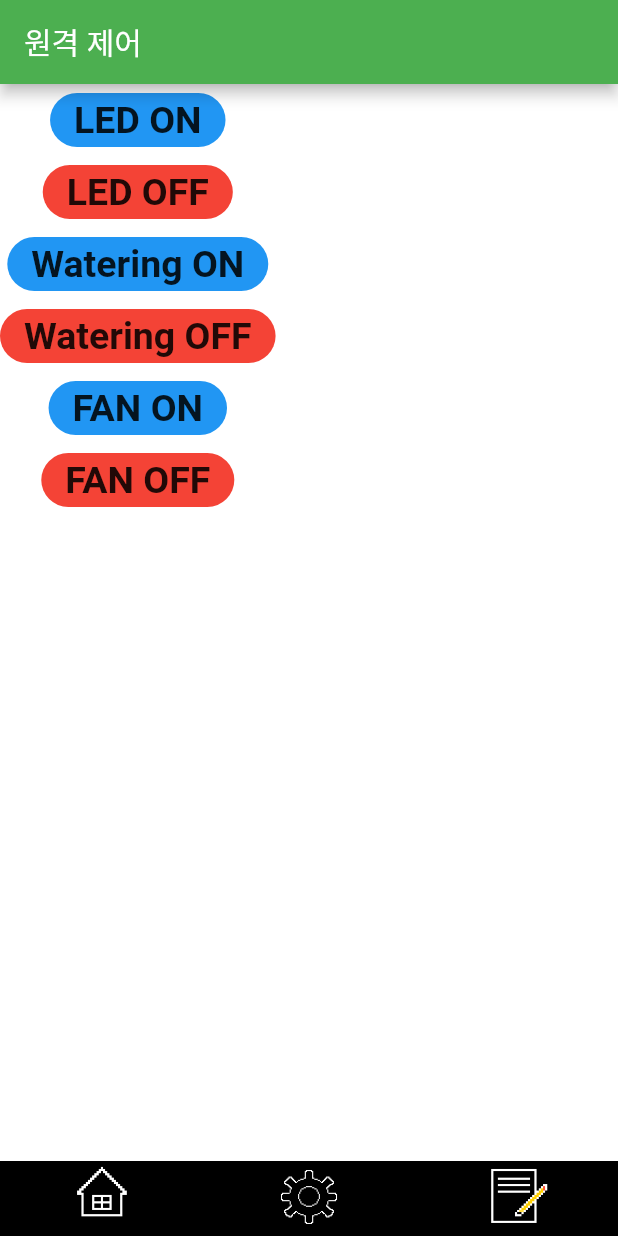
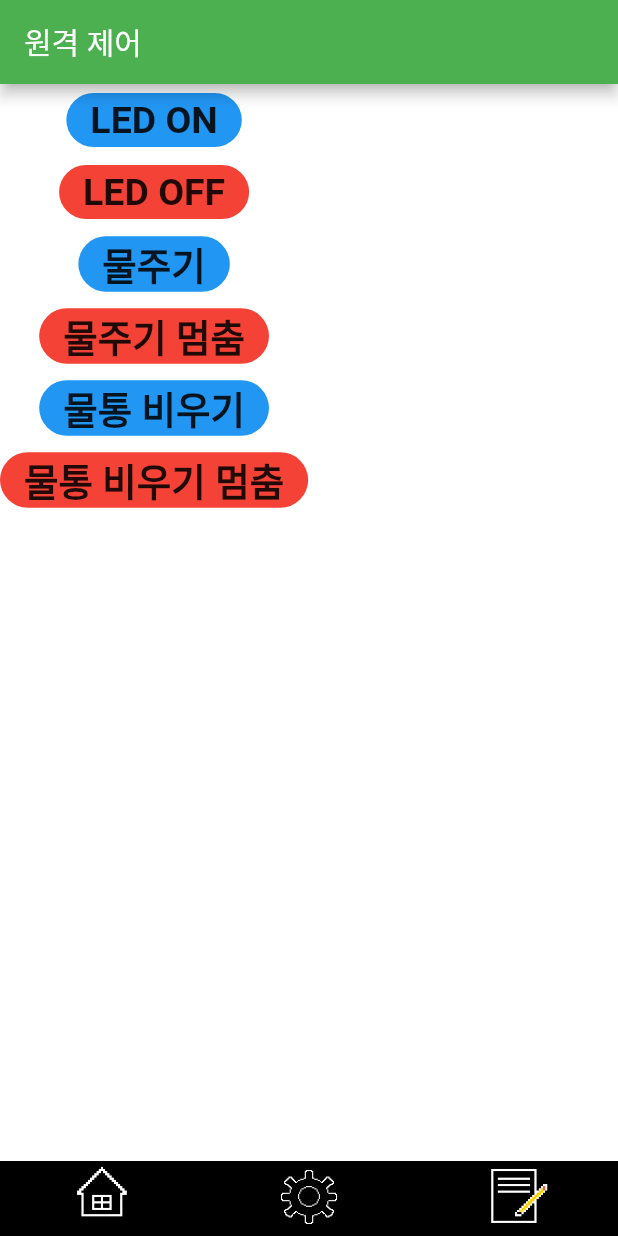
Before and after one commit to mahns1201/SmartHomeGardening, a Flutter app: the screen it shows after launch, item 2 of the bottom bar chosen, on a phone screen of 412 x 824 dp. Run offline on Flutter 3.47's test engine with Material 2 defaults, Android fonts, the phone set to English and light mode, and no system bars; our stand-ins replace firebase_core, firebase_database; accounts and stored records are empty.

```diff
--- a/application/arduino_farm/lib/screen/control.dart
+++ b/application/arduino_farm/lib/screen/control.dart
@@ -33,25 +33,25 @@ class _ControlState extends State<Control> {
   void watering_on() async {
     await DBref
         .child("WATERING_STATUS")
-        .update({'DATA': 'TRUE'});
+        .update({'DATA': 'ON'});
   }
 
   void watering_off() async {
     await DBref
         .child("WATERING_STATUS")
-        .update({'DATA': 'FALSE'});
+        .update({'DATA': 'OFF'});
   }
 
-  void fan_on() async {
+  void drain_water_on() async {
     await DBref
-        .child("FAN_STATUS")
-        .update({'DATA': 'TRUE'});
+        .child("BOTTLE_STATUS")
+        .update({'DATA': 'ON'});
   }
 
-  void fan_off() async {
+  void drain_water_off() async {
     await DBref
-        .child("FAN_STATUS")
-        .update({'DATA': 'FALSE'});
+        .child("BOTTLE_STATUS")
+        .update({'DATA': 'OFF'});
   }
 
 
@@ -130,7 +130,7 @@ class _ControlState extends State<Control> {
                   print('ON');
                 },
                 child: Text(
-                  'Watering ON',
+                  '물주기',
                   textAlign: TextAlign.center,
                   style: TextStyle(fontSize: 25, fontWeight: FontWeight.bold),
                 ),
@@ -144,7 +144,7 @@ class _ControlState extends State<Control> {
                   print('OFF');
                 },
                 child: Text(
-                  'Watering OFF',
+                  '물주기 멈춤',
                   textAlign: TextAlign.center,
                   style: TextStyle(fontSize: 25, fontWeight: FontWeight.bold),
                 ),
@@ -154,11 +154,11 @@ class _ControlState extends State<Control> {
                 shape: RoundedRectangleBorder(borderRadius: BorderRadius.circular(20)),
                 color: Colors.blue,
                 onPressed: () {
-                  fan_on();
+                  drain_water_on();
                   print('ON');
                 },
                 child: Text(
-                  'FAN ON',
+                  '물통 비우기',
                   textAlign: TextAlign.center,
                   style: TextStyle(fontSize: 25, fontWeight: FontWeight.bold),
                 ),
@@ -168,11 +168,11 @@ class _ControlState extends State<Control> {
                 shape: RoundedRectangleBorder(borderRadius: BorderRadius.circular(20)),
                 color: Colors.red,
                 onPressed: () {
-                  fan_off();
+                  drain_water_off();
                   print('OFF');
                 },
                 child: Text(
-                  'FAN OFF',
+                  '물통 비우기 멈춤',
                   textAlign: TextAlign.center,
                   style: TextStyle(fontSize: 25, fontWeight: FontWeight.bold),
                 ),
```
